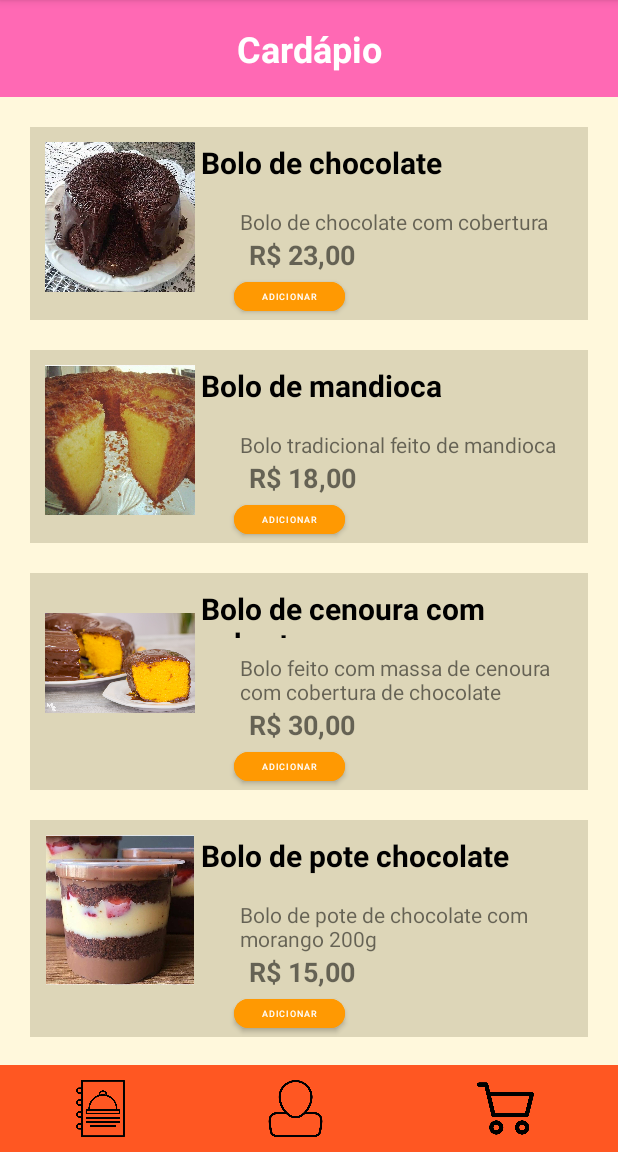
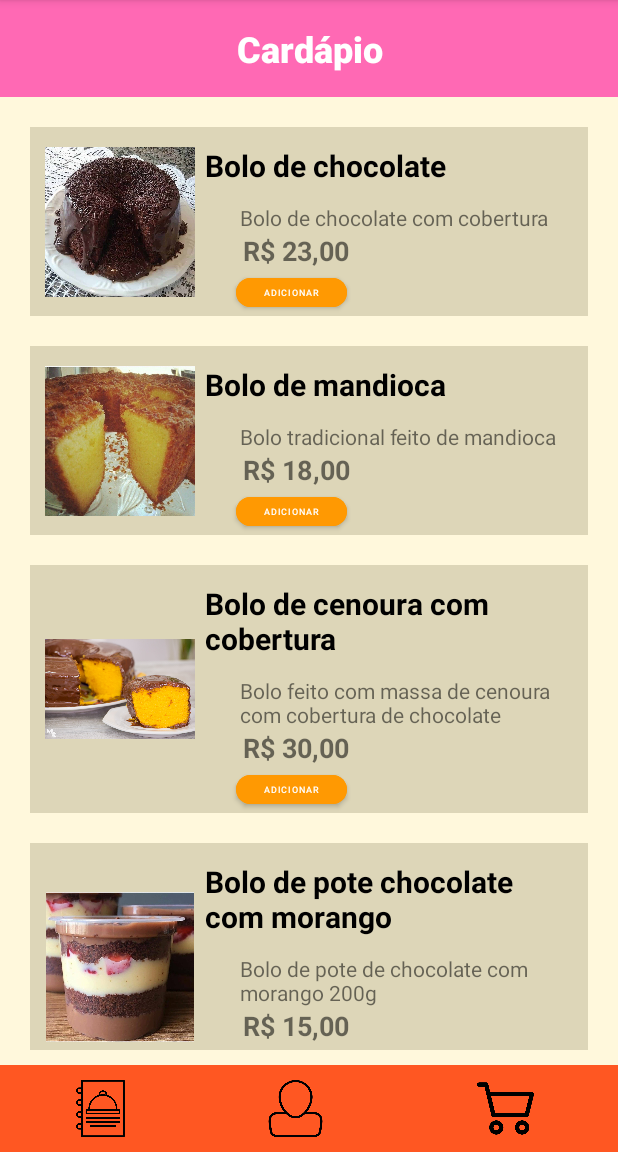
Before and after one commit to MxMathe/ProjetoAppVendas, an Android app: the Cardapio screen opened directly, with no data from a screen before it, on a phone screen of 412 x 824 dp, the part 84-1236 px from its top. Run offline under Robolectric (Android 15) with nearby library versions, the phone set to English and light mode, and no system bars; our stand-ins replace Firebase (no records; nobody signed in at launch, a user with empty details on screens opened directly).

Commit message:
Atualização
Mudanças no design

```diff
--- a/app/src/main/res/layout/activity_cardapio.xml
+++ b/app/src/main/res/layout/activity_cardapio.xml
@@ -11,6 +11,7 @@
         android:background="#FF69B4"
         android:gravity="center"
         android:padding="16dp"
+        android:fontFamily="sans-serif-medium"
         android:text="Cardápio"
         android:textAlignment="center"
         android:textColor="@android:color/white"
--- a/app/src/main/res/layout/activity_novo_pedido.xml
+++ b/app/src/main/res/layout/activity_novo_pedido.xml
@@ -10,7 +10,7 @@
     <TextView
         android:id="@+id/textEba"
         android:layout_width="match_parent"
-        android:layout_height="91dp"
+        android:layout_height="80dp"
         android:background="#FF69B4"
         android:fontFamily="sans-serif-medium"
         android:gravity="center"
--- a/app/src/main/res/layout/item_cardapio.xml
+++ b/app/src/main/res/layout/item_cardapio.xml
@@ -9,14 +9,15 @@
 
     <TextView
         android:id="@+id/nomeTextView"
-        android:layout_width="244dp"
-        android:layout_height="33dp"
-        android:layout_marginTop="10dp"
-        android:layout_marginEnd="10dp"
+        android:layout_width="247dp"
+        android:layout_height="wrap_content"
+        android:layout_marginTop="12dp"
+        android:layout_marginEnd="8dp"
         android:textColor="@android:color/black"
         android:textSize="20sp"
         android:textStyle="bold"
         app:layout_constraintEnd_toEndOf="parent"
+        app:layout_constraintHorizontal_bias="1.0"
         app:layout_constraintStart_toEndOf="@+id/imageView"
         app:layout_constraintTop_toTopOf="parent" />
 
@@ -25,18 +26,21 @@
         android:layout_width="100dp"
         android:layout_height="100dp"
         android:layout_margin="10dp"
+        android:layout_marginStart="8dp"
         app:layout_constraintStart_toStartOf="parent"
-        app:layout_constraintTop_toTopOf="parent" />
+        app:layout_constraintTop_toTopOf="parent"
+        app:layout_constraintBottom_toBottomOf="parent" />
 
     <TextView
         android:id="@+id/descricaoTextView"
         android:layout_width="match_parent"
         android:layout_height="wrap_content"
         android:layout_marginStart="140dp"
-        android:layout_marginTop="10dp"
+        android:layout_marginTop="11dp"
         android:layout_marginEnd="10dp"
         android:maxLines="4"
         app:layout_constraintEnd_toEndOf="parent"
+        app:layout_constraintHorizontal_bias="1.0"
         app:layout_constraintStart_toEndOf="@+id/imageView"
         app:layout_constraintTop_toBottomOf="@+id/nomeTextView" />
 
@@ -44,7 +48,7 @@
         android:id="@+id/valorTextView"
         android:layout_width="wrap_content"
         android:layout_height="wrap_content"
-        android:layout_marginStart="36dp"
+        android:layout_marginStart="32dp"
         android:textSize="18sp"
         android:textStyle="bold"
         app:layout_constraintStart_toEndOf="@+id/imageView"
@@ -61,9 +65,9 @@
         app:cornerRadius="20dp"
         app:layout_constraintBottom_toBottomOf="parent"
         app:layout_constraintEnd_toEndOf="parent"
-        app:layout_constraintHorizontal_bias="0.139"
+        app:layout_constraintHorizontal_bias="0.144"
         app:layout_constraintStart_toEndOf="@+id/imageView"
         app:layout_constraintTop_toBottomOf="@+id/valorTextView"
-        app:layout_constraintVertical_bias="0.038" />
+        app:layout_constraintVertical_bias="0.0" />
 
 </androidx.constraintlayout.widget.ConstraintLayout>
```
Also changed, not shown: app/src/main/res/layout/activity_carrinho.xml (+5 -4 lines), app/src/main/res/layout/activity_tela_perfil.xml (+4 -4 lines), app/src/main/res/layout/item_carrinho.xml (+15 -5 lines).
